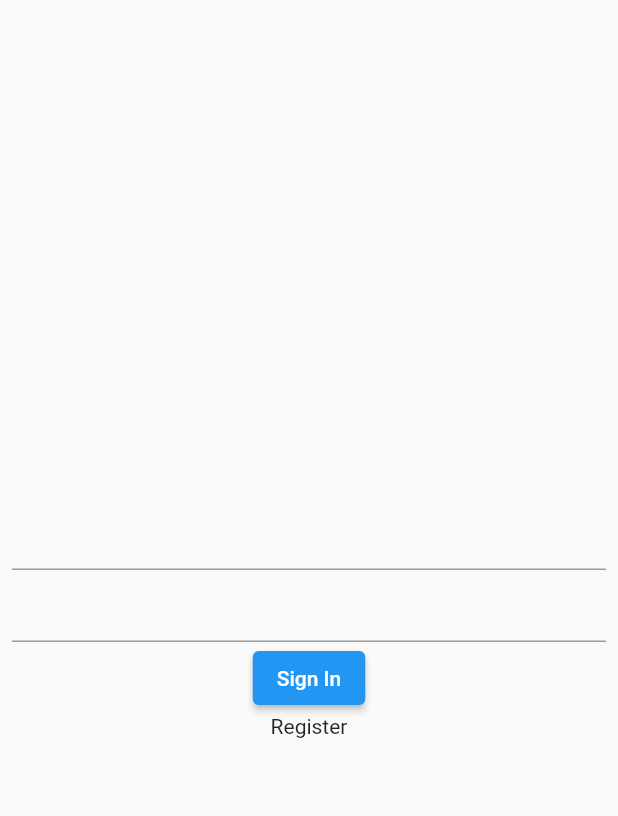
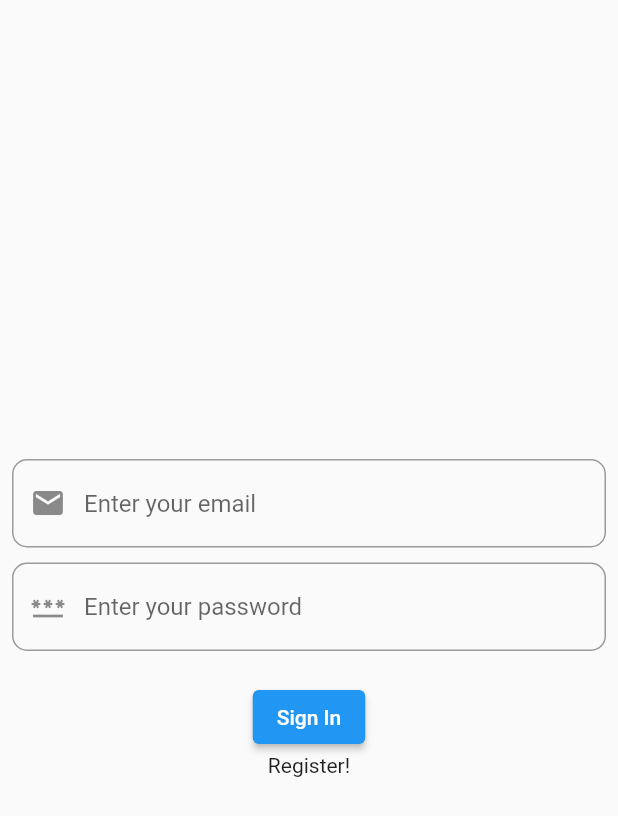
Before and after one commit to baydemirytu/SanalPortfoyYonetimSimulasyonu, a Flutter app: the screen it shows after launch, on a phone screen of 412 x 824 dp. Shown: the top 816 px of the screen. Run offline on Flutter 3.47's test engine with Material 2 defaults, Android fonts, the light colour scheme and no system bars; our stand-ins replace firebase_auth, firebase_core; accounts and stored records are empty.

Commit message:
Custom widgets folder and a custom text field widget created

```diff
--- a/lib/pages/home_page.dart
+++ b/lib/pages/home_page.dart
@@ -15,10 +15,11 @@ class _HomePageState extends State<HomePage> {
   Widget build(BuildContext context) {
     return Scaffold(
       body: SafeArea(
+        child: Center(
           child: Column(
+            mainAxisAlignment: MainAxisAlignment.center,
             children: [
-            const Text('Signed in.'),
-            Text(user.email!),
+              Text('${user.email} just signed in.'),
               ElevatedButton(
                 onPressed: () {
                   FirebaseAuth.instance.signOut();
@@ -28,6 +29,7 @@ class _HomePageState extends State<HomePage> {
             ],
           ),
         ),
+      ),
     );
   }
 }
--- a/lib/pages/login_page.dart
+++ b/lib/pages/login_page.dart
@@ -1,5 +1,7 @@
 import 'package:firebase_auth/firebase_auth.dart';
 import 'package:flutter/material.dart';
+
+import '../widgets/custom_text_field.dart';
 
 class LoginPage extends StatefulWidget {
   final VoidCallback showRegisterPage;
@@ -36,8 +38,16 @@ class _LoginPageState extends State<LoginPage> {
           child: Column(
             mainAxisAlignment: MainAxisAlignment.center,
             children: [
-              TextField(controller: mailController),
-              TextField(controller: passwordController),
+              CustomTextField(
+                  controller: mailController,
+                  text: 'Enter your email',
+                  icon: const Icon(Icons.email)),
+              const SizedBox(height: 10),
+              CustomTextField(
+                  controller: passwordController,
+                  text: 'Enter your password',
+                  icon: const Icon(Icons.password)),
+              const SizedBox(height: 20),
               ElevatedButton(
                 onPressed: () {
                   signIn();
@@ -46,7 +56,7 @@ class _LoginPageState extends State<LoginPage> {
               ),
               GestureDetector(
                 onTap: widget.showRegisterPage,
-                child: const Text('Register'),
+                child: const Text('Register!'),
               ),
             ],
           ),
--- /dev/null
+++ b/lib/widgets/custom_text_field.dart
@@ -0,0 +1,28 @@
+import 'package:flutter/material.dart';
+
+class CustomTextField extends StatelessWidget {
+  const CustomTextField({
+    Key? key,
+    required this.controller,
+    required this.text,
+    required this.icon,
+  }) : super(key: key);
+
+  final TextEditingController controller;
+  final String text;
+  final Icon icon;
+
+  @override
+  Widget build(BuildContext context) {
+    return TextField(
+      controller: controller,
+      decoration: InputDecoration(
+        hintText: text,
+        prefixIcon: icon,
+        border: OutlineInputBorder(
+          borderRadius: BorderRadius.circular(10),
+        ),
+      ),
+    );
+  }
+}
```
Lines whose indentation alone changed are shown as unchanged.
